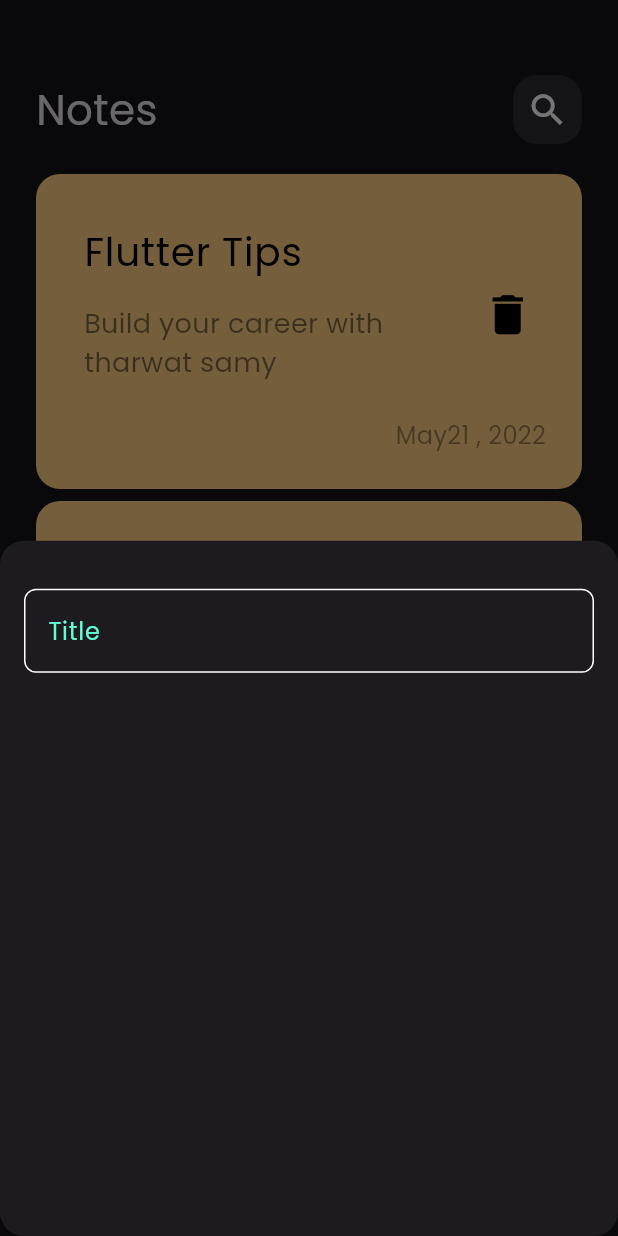
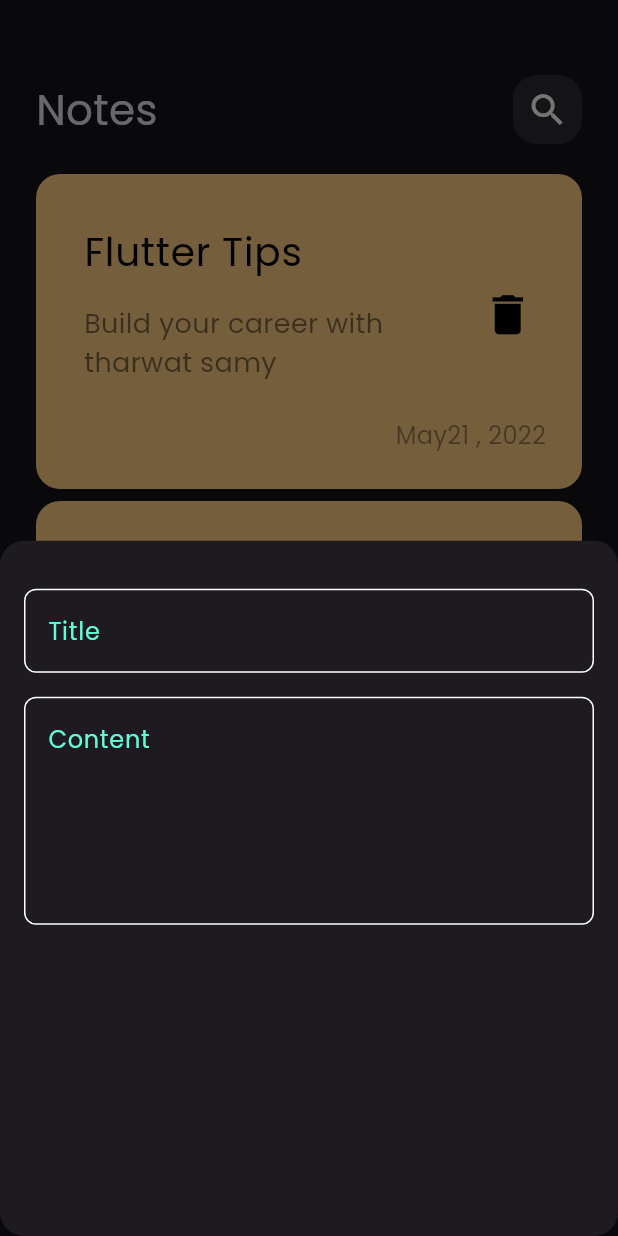
Before and after one commit to MohamedAliShosha/Notely, a Flutter app: the screen it shows after launch, after a tap on the "add" icon, on a phone screen of 412 x 824 dp. Run offline on Flutter 3.47's test engine with Material 3 defaults, Android fonts, the phone set to English and light mode, and no system bars.

Commit message:
add fields to notes bottom sheet

```diff
--- a/lib/views/widgets/add_note_bottom_sheet.dart
+++ b/lib/views/widgets/add_note_bottom_sheet.dart
@@ -6,14 +6,23 @@ class AddNoteBottomSheet extends StatelessWidget {
 
   @override
   Widget build(BuildContext context) {
-    return Padding(
-      padding: const EdgeInsets.symmetric(horizontal: 16),
+    return const Padding(
+      padding: EdgeInsets.symmetric(horizontal: 16),
       child: Column(
         children: [
           SizedBox(
             height: 32,
           ),
-          CustomTextField(),
+          CustomTextField(
+            hint: 'Title',
+          ),
+          SizedBox(
+            height: 16,
+          ),
+          CustomTextField(
+            hint: 'Content',
+            maxLines: 5,
+          ),
         ],
       ),
     );
--- a/lib/views/widgets/custom_text_field.dart
+++ b/lib/views/widgets/custom_text_field.dart
@@ -2,14 +2,17 @@ import 'package:flutter/material.dart';
 import 'package:notes_app/constants.dart';
 
 class CustomTextField extends StatelessWidget {
-  const CustomTextField({super.key});
+  const CustomTextField({super.key, required this.hint, this.maxLines = 1});
 
+  final String hint;
+  final int maxLines;
   @override
   Widget build(BuildContext context) {
     return TextField(
+      maxLines: maxLines,
       cursorColor: kPrimaryColor,
       decoration: InputDecoration(
-        hintText: 'Title',
+        hintText: hint,
         hintStyle: const TextStyle(
           color: kPrimaryColor,
         ),
```
